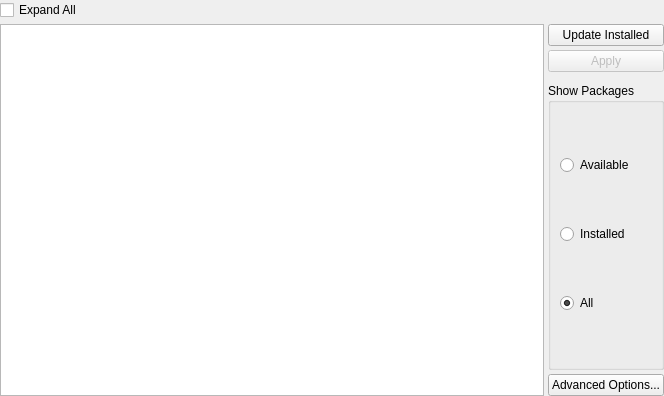
Before: the Qt Designer form src/plugins/android/androidsdkmanagerwidget.ui in qt-creator/qt-creator, drawn with Qt 5.
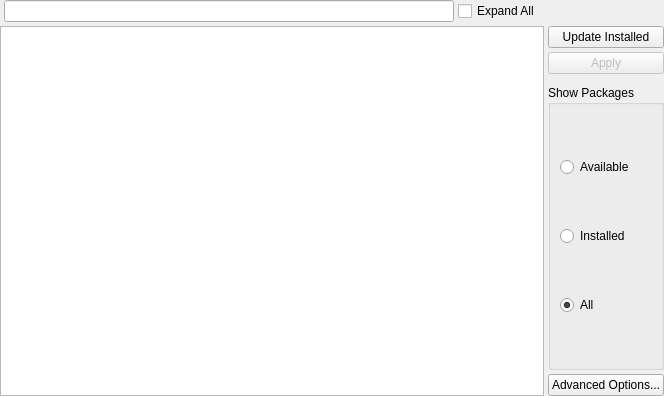
After: the same form once the commit is applied. Custom widgets are drawn as their Qt base class.

Commit message:
Add search field for Android Sdk Manager
The list of packages from the sdk manager can be too much to look at and
search manually, thus a search field is very convenient to have here.

The search is very simple, include any package that contains the search
word into the result.

```diff
--- a/src/plugins/android/androidsdkmanagerwidget.ui
+++ b/src/plugins/android/androidsdkmanagerwidget.ui
@@ -51,27 +51,7 @@
        <property name="spacing">
         <number>4</number>
        </property>
-       <item row="0" column="0" colspan="2">
-        <layout class="QHBoxLayout" name="horizontalLayout">
-         <item>
-          <widget class="QCheckBox" name="expandCheck">
-           <property name="sizePolicy">
-            <sizepolicy hsizetype="Preferred" vsizetype="Fixed">
-             <horstretch>0</horstretch>
-             <verstretch>0</verstretch>
-            </sizepolicy>
-           </property>
-           <property name="text">
-            <string>Expand All</string>
-           </property>
-           <property name="checkable">
-            <bool>true</bool>
-           </property>
-          </widget>
-         </item>
-        </layout>
-       </item>
-       <item row="1" column="0">
+       <item row="2" column="0" colspan="4">
         <widget class="QTreeView" name="packagesView">
          <property name="indentation">
           <number>20</number>
@@ -81,7 +61,7 @@
          </attribute>
         </widget>
        </item>
-       <item row="1" column="1">
+       <item row="2" column="4">
         <layout class="QVBoxLayout" name="verticalLayout_2">
          <item>
           <widget class="QPushButton" name="updateInstalledButton">
@@ -149,6 +129,16 @@
          </item>
         </layout>
        </item>
+       <item row="1" column="1">
+        <widget class="Utils::FancyLineEdit" name="searchField"/>
+       </item>
+       <item row="1" column="2">
+        <widget class="QCheckBox" name="expandCheck">
+         <property name="text">
+          <string>Expand All</string>
+         </property>
+        </widget>
+       </item>
       </layout>
      </widget>
      <widget class="QWidget" name="outputStack">
@@ -234,6 +224,13 @@
    </item>
   </layout>
  </widget>
+ <customwidgets>
+  <customwidget>
+   <class>Utils::FancyLineEdit</class>
+   <extends>QLineEdit</extends>
+   <header location="global">utils/fancylineedit.h</header>
+  </customwidget>
+ </customwidgets>
  <tabstops>
   <tabstop>packagesView</tabstop>
   <tabstop>showAllRadio</tabstop>
```
The commit also changes 1 other file.
